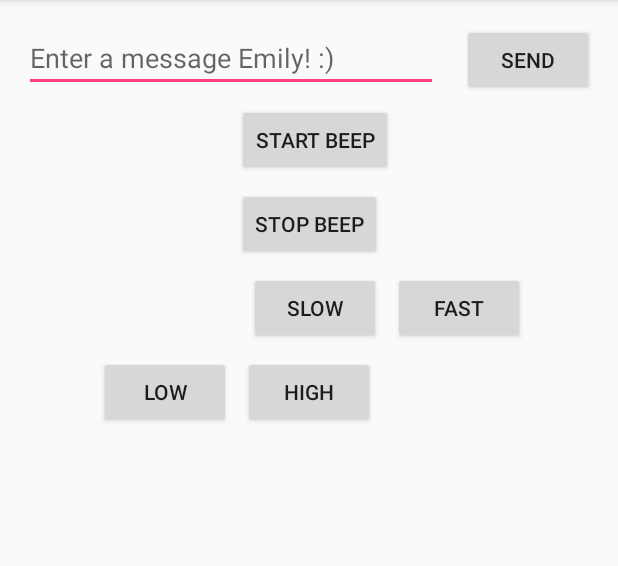
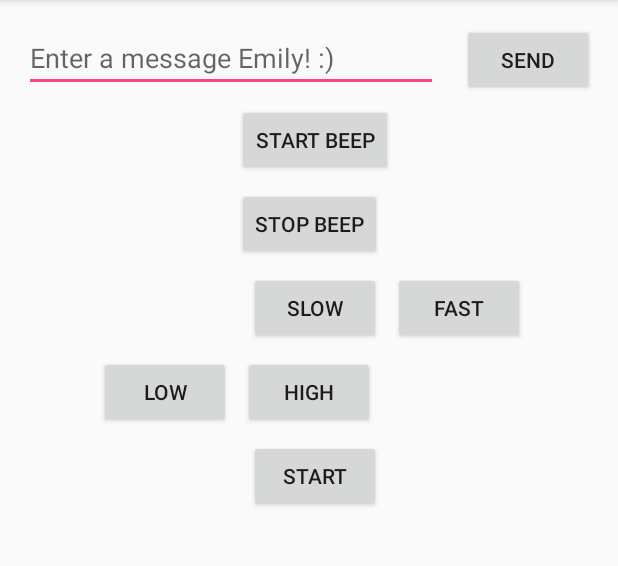
Before and after one commit to SeanBlair/androidMetronomeProofOfConcept, an Android app: the screen it shows after launch (MainActivity), on a phone screen of 412 x 824 dp, the part 84-650 px from its top. Run offline under Robolectric (Android 15) with nearby library versions, the phone set to English and light mode, and no system bars.

Commit message:
Implement timer code that repeats every second

```diff
--- a/app/src/main/AndroidManifest.xml
+++ b/app/src/main/AndroidManifest.xml
@@ -1,6 +1,8 @@
 <?xml version="1.0" encoding="utf-8"?>
 <manifest xmlns:android="http://schemas.android.com/apk/res/android"
     package="com.example.sean.myapplication">
+
+    <uses-permission android:name="android.permission.RECORD_AUDIO" />
 
     <application
         android:allowBackup="true"
@@ -23,8 +25,6 @@
                 android:name="android.support.PARENT_ACTIVITY"
                 android:value=".MainActivity" />
         </activity>
-
-
     </application>
 
 </manifest>
--- a/app/src/main/java/com/example/sean/myapplication/MainActivity.java
+++ b/app/src/main/java/com/example/sean/myapplication/MainActivity.java
@@ -5,25 +5,72 @@ import android.content.Intent;
 import android.content.res.AssetFileDescriptor;
 import android.media.AudioManager;
 import android.media.MediaPlayer;
+import android.media.MediaRecorder;
+import android.os.Handler;
+import android.os.Message;
 import android.os.SystemClock;
 import android.support.v7.app.AppCompatActivity;
 import android.os.Bundle;
 import android.view.View;
+import android.widget.Button;
 import android.widget.EditText;
 import android.widget.TextView;
 
 import java.io.IOException;
+import java.util.Timer;
+import java.util.TimerTask;
 
 public class MainActivity extends AppCompatActivity {
     public static final String EXTRA_MESSAGE = "com.example.sean.myapplication.MESSAGE";
 
     private boolean beepOn = false;
     private boolean fast = false;
+
+    TextView timerTextView;
+    long startTime = 0;
+
+    //runs without a timer by reposting this handler at the end of the runnable
+    Handler timerHandler = new Handler();
+    Runnable timerRunnable = new Runnable() {
+
+        @Override
+        public void run() {
+            long millis = System.currentTimeMillis() - startTime;
+            int seconds = (int) (millis / 1000);
+            int minutes = seconds / 60;
+            seconds = seconds % 60;
+
+            timerTextView.setText(String.format("%d:%02d", minutes, seconds));
+
+            timerHandler.postDelayed(this, 500);
+        }
+    };
+
+
     @Override
     protected void onCreate(Bundle savedInstanceState) {
         super.onCreate(savedInstanceState);
         setContentView(R.layout.activity_main);
 
+        timerTextView = (TextView) findViewById(R.id.textView2);
+
+        Button b = (Button) findViewById(R.id.button8);
+        b.setText("start");
+        b.setOnClickListener(new View.OnClickListener() {
+
+            @Override
+            public void onClick(View v) {
+                Button b = (Button) v;
+                if (b.getText().equals("stop")) {
+                    timerHandler.removeCallbacks(timerRunnable);
+                    b.setText("start");
+                } else {
+                    startTime = System.currentTimeMillis();
+                    timerHandler.postDelayed(timerRunnable, 0);
+                    b.setText("stop");
+                }
+            }
+        });
     }
 
     /** Called when the user taps the Send button */
@@ -95,4 +142,41 @@ public class MainActivity extends AppCompatActivity {
         audioManager.setStreamVolume(AudioManager.STREAM_MUSIC,
                 4, 0);
     }
+
+    public void getAmbientLevel(View view) {
+
+//        int amplitude = 0;
+//        TextView textView = (TextView) findViewById(R.id.textView2);
+//        textView.setText("level is: " + amplitude);
+//
+//        MediaRecorder mediaRecorder = new MediaRecorder();
+//        mediaRecorder.setAudioSource(MediaRecorder.AudioSource.MIC);
+
+//        try {
+//            // Start recording but don't store data
+//            MediaRecorder mediaRecorder = new MediaRecorder();
+//            mediaRecorder.setAudioSource(MediaRecorder.AudioSource.MIC);
+//            mediaRecorder.setOutputFormat(MediaRecorder.OutputFormat.THREE_GPP);
+//            mediaRecorder.setAudioEncoder(MediaRecorder.AudioEncoder.AMR_NB);
+//            mediaRecorder.setOutputFile("/dev/null");
+//            mediaRecorder.prepare();
+//            mediaRecorder.start();
+//
+//
+//
+//            // Obtain maximum amplitude since last call of getMaxAmplitude()
+////            while(true) {
+////                int amplitude = mediaRecorder.getMaxAmplitude();
+////                TextView textView = (TextView) findViewById(R.id.textView2);
+////                textView.setText("level is: " + amplitude);
+////            }
+//
+//            // Don't forget to release
+//            mediaRecorder.reset();
+//            mediaRecorder.release();
+//        } catch (IOException e) {
+//            android.util.Log.e("RecordingNoise", "Exception", e);
+//        }
+
+    }
 }
--- a/app/src/main/res/layout/activity_main.xml
+++ b/app/src/main/res/layout/activity_main.xml
@@ -101,4 +101,25 @@
         android:layout_marginTop="8dp"
         app:layout_constraintTop_toBottomOf="@+id/button4"
         android:onClick="setVolumeLow"/>
+
+    <Button
+        android:id="@+id/button8"
+        android:layout_width="wrap_content"
+        android:layout_height="wrap_content"
+        android:text="Get Ambient Level"
+        app:layout_constraintLeft_toLeftOf="parent"
+        app:layout_constraintRight_toRightOf="parent"
+        android:layout_marginTop="8dp"
+        app:layout_constraintTop_toBottomOf="@+id/button7"
+        android:layout_marginLeft="8dp"/>
+
+    <TextView
+        android:id="@+id/textView2"
+        android:layout_width="72dp"
+        android:layout_height="40dp"
+
+        app:layout_constraintLeft_toRightOf="@+id/button8"
+        android:layout_marginLeft="8dp"
+        android:layout_marginTop="8dp"
+        app:layout_constraintTop_toBottomOf="@+id/button7" />
 </android.support.constraint.ConstraintLayout>
```
